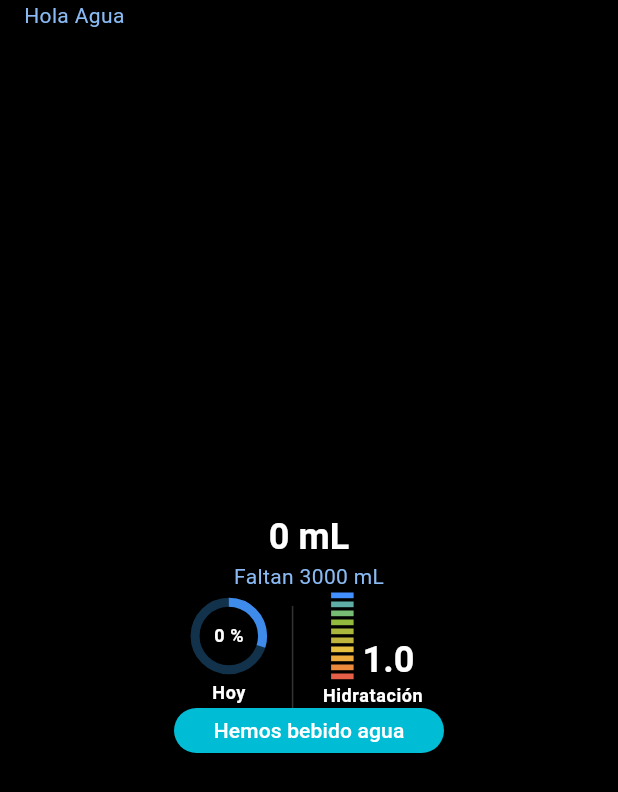
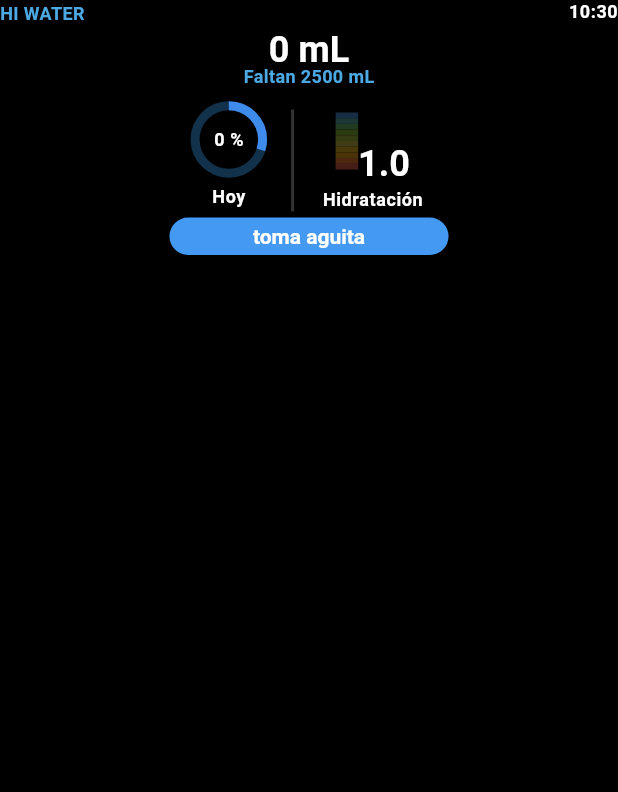
Before and after one commit to JoaMons2/flutter_water, a Flutter app: the screen it shows after launch, on a phone screen of 412 x 824 dp. Shown: the top 792 px of the screen. Run offline on Flutter 3.47's test engine with Material 2 defaults, Android fonts, the phone set to English and light mode, and no system bars.

Commit message:
Clase commit 8, nueva pestaña

```diff
--- a/lib/assets/interval_progress_bar.dart
+++ b/lib/assets/interval_progress_bar.dart
@@ -1,50 +1,84 @@
 import 'package:flutter/material.dart';
 
 class IntervalProgressBar extends StatefulWidget {
-  const IntervalProgressBar({super.key});
+  final int value;
+
+  const IntervalProgressBar({Key? key, required this.value}) : super(key: key);
 
   @override
-  State<IntervalProgressBar> createState() => _IntervalProgressBarState();
+  State<IntervalProgressBar> createState() =>
+  _IntervalProgressBarState();
 }
 
-class _IntervalProgressBarState extends State<IntervalProgressBar> {
+class _IntervalProgressBarState extends
+State<IntervalProgressBar> {
+
+  List <Color> darkColors = [
+    const Color.fromARGB(255, 22, 45, 67),
+    const Color.fromARGB(255, 28, 55, 53),
+    const Color.fromARGB(255, 33, 59, 34),
+    const Color.fromARGB(255, 42, 59, 17),
+    const Color.fromARGB(255, 50, 59, 18),
+    const Color.fromARGB(255, 63, 60, 21),
+    const Color.fromARGB(255, 71, 57, 9),
+    const Color.fromARGB(255, 75, 51, 9),
+    const Color.fromARGB(255, 77, 40, 15),
+    const Color.fromARGB(255, 71, 29, 23)
+  ];
+
+  List <Color> brightColors = [
+    const Color.fromARGB(255, 66, 144, 255),
+    const Color.fromARGB(255, 94, 173, 167),
+    const Color.fromARGB(255, 118, 188, 116),
+    const Color.fromARGB(255, 145, 186, 62),
+    const Color.fromARGB(255, 169, 183, 60),
+    const Color.fromARGB(255, 192, 181, 60),
+    const Color.fromARGB(255, 230, 190, 64),
+    const Color.fromARGB(255, 237, 169, 59),
+    const Color.fromARGB(255, 235, 138, 60),
+    const Color.fromARGB(255, 229, 95, 72)
+
+  ];
+
   @override
   Widget build(BuildContext context) {
     return Row(
       children: [
         _bar(),
-        const SizedBox(
-          width: 6,
-        ),
         _label(),
-        _separator(),
       ],
     );
   }
 
-Widget _bar(){
+  Widget _bar() {
+    List<Color> actualColors;
+    if (widget.value == 0) {
+      actualColors = darkColors;
+    } else {
+      actualColors = brightColors;
+    }
     return Column(
       children: [
-      _interval(customColor: const Color.fromARGB(255, 66, 144, 255)),
-        _separator(),
-      _interval(customColor: const Color.fromARGB(255, 94, 173, 167)),
-        _separator(),
-      _interval(customColor: const Color.fromARGB(255, 118, 188, 116)),
-        _separator(),
-      _interval(customColor: const Color.fromARGB(255, 145, 186, 62)),
-        _separator(),
-      _interval(customColor: const Color.fromARGB(255, 169, 183, 60)),
-        _separator(),
-      _interval(customColor: const Color.fromARGB(255, 192, 181, 60)),
-        _separator(),
-      _interval(customColor: const Color.fromARGB(255, 230, 190, 64)),
-        _separator(),
-      _interval(customColor: const Color.fromARGB(255, 237, 169, 59)),
-        _separator(),
-      _interval(customColor: const Color.fromARGB(255, 235, 138, 60)),
-        _separator(),
-      _interval(customColor: const Color.fromARGB(255, 229, 95, 72)),
-        _separator(),
+        _interval(customColor:actualColors[0]),
+
+        _interval(customColor:actualColors[1]),
+
+        _interval(customColor:actualColors[2] ),
+
+        _interval(customColor:actualColors[3]),
+
+        _interval(customColor:actualColors[4] ),
+
+        _interval(customColor:actualColors[5] ),
+
+        _interval(customColor: actualColors[6]),
+
+        _interval(customColor: actualColors[7]),
+
+        _interval(customColor: actualColors[8]),
+
+        _interval(customColor:actualColors[9] ),
+
       ],
     );
   }
@@ -56,20 +90,14 @@ Widget _interval({required Color customColor}){
       child: DecoratedBox(
         decoration: BoxDecoration(
           color: customColor,
-      ),
+        )
       ),
     );
   }
 
-Widget _separator(){
-  return const SizedBox(
-    height: 2.2,
-  );
-}
-
-  Widget _label(){
+  Widget _label() {
     return Column(
-      children: [
+      children:[
         const SizedBox(
           height: 30.0,
         ),
@@ -80,4 +108,5 @@ Widget _separator(){
       ],
     );
   }
+
 }
--- a/lib/main.dart
+++ b/lib/main.dart
@@ -21,15 +21,15 @@ class MyApp extends StatelessWidget {
         appBarTheme: const AppBarTheme(
           color: Colors.black,
         ),
-        // extensions: <ThemeExtension<dynamic>>[
-        //   // CustomTheme(),
-        // ],
         textTheme:
         const TextTheme(
-          headlineSmall: TextStyle(color: Colors.white,
-          fontWeight: FontWeight.bold),
+          headlineSmall: TextStyle(
+            color: Colors.white,
+            fontWeight: FontWeight.bold),
           bodyMedium: TextStyle(
-            color: Color.fromARGB(255, 137, 186, 243),
+            color: Color.fromARGB(255, 76, 169, 228),
+            fontSize: 12,
+            fontWeight: FontWeight.bold,
           ),
           bodySmall: TextStyle(
             color: Colors.white,
@@ -39,8 +39,11 @@ class MyApp extends StatelessWidget {
         ),
         elevatedButtonTheme: ElevatedButtonThemeData(
           style: ElevatedButton.styleFrom(
-            backgroundColor: Colors.cyan,
+            backgroundColor: const Color.fromARGB(255, 68, 154, 243),
             foregroundColor: Colors.white,
+            textStyle: const TextStyle(
+              fontWeight: FontWeight.bold,
+            ),
           ),
         ),
         useMaterial3: true,
--- /dev/null
+++ b/lib/screens/drinks_screen.dart
@@ -0,0 +1,67 @@
+import 'package:flutter/material.dart';
+import 'package:intl/intl.dart';
+
+class DrinksScreen extends StatelessWidget {
+  const DrinksScreen({Key? key}) : super(key : key);
+
+  @override
+  Widget build(BuildContext context){
+    return Scaffold(
+      appBar: AppBar(
+        toolbarHeight: 16.0,
+        leadingWidth: 100,
+        leading: Text(
+          'Cancelar',style: Theme.of(context).textTheme.bodySmall,
+        ),
+        actions: [
+          _hour(context),
+        ],
+      ),
+      body: GridView.count(
+        crossAxisCount: 2,
+        children:
+        [
+          _oneCard(context),
+          _oneCard(context),
+          _oneCard(context),
+          _oneCard(context),
+        ],
+          // List.generate(6, (index) {
+          //   return Center(
+          //     child: Text(
+          //       'Item $index',
+          //       style: Theme.of(context).textTheme.headlineSmall,
+          //     ),
+          //   );
+          // }),
+        ),
+    );
+  }
+
+  Widget _oneCard(BuildContext context){
+    return GestureDetector(
+      onTap: () {
+        Navigator.pop(context);
+      },
+      child: const SizedBox(
+        height: 100.0,
+        child: Card(
+          elevation: 10.0,
+          color: Colors.cyanAccent,
+          child: Text(
+            'Esta es una tarjeta clicklabe, toca aquí'
+          ),
+        ),
+      ),
+    );
+  }
+
+  Widget _hour(BuildContext context){
+  String formattedTime = DateFormat.Hm().format(DateTime.now());
+  return Text(
+    formattedTime,
+    style: Theme.of(context).textTheme.bodySmall,
+  );
+}
+
+}
--- a/lib/screens/start_screen.dart
+++ b/lib/screens/start_screen.dart
@@ -1,55 +1,81 @@
 import 'package:flutter/material.dart';
+import 'package:intl/intl.dart';
 import 'package:water_counter_app/assets/interval_progress_bar.dart';
+import 'package:water_counter_app/screens/drinks_screen.dart';
 
 class StartScreen extends StatefulWidget {
-  const StartScreen({super.key});
+ const StartScreen({Key? key}) : super(key: key);
 
   @override
   State<StartScreen> createState() => _StartScreenState();
 }
 
-class _StartScreenState extends State<StartScreen> {
+class  _StartScreenState extends State <StartScreen> {
+
 
   @override
   Widget build(BuildContext context) {
 
     return Scaffold(
       appBar: AppBar(
-        toolbarHeight: 20.0,
-        centerTitle: false,
-        leadingWidth: 0,
-        title: Text(
-          'Hola Agua',
+        toolbarHeight: 16.0,
+        leadingWidth: 100,
+        leading: Text(
+          'HI WATER',
           style: Theme.of(context).textTheme.bodyMedium,
         ),
-        //actions: [],
+        actions: [
+          _hour(),
+        ],
         ),
-      body: Column(
+      body: SizedBox(
+        height: 155.0,
+      child: Column(
       mainAxisAlignment: MainAxisAlignment.center,
       children: [
         _totalMl(),
+        _verticalGap(),
         _indicators(),
+        _verticalGap(),
         _buttonReg(),
+
       ],
       ),
+    ),
+    backgroundColor: Colors.black,
+    );
+  }
+  Widget _hour(){
+  String formattedTime = DateFormat.Hm().format(DateTime.now());
+  return Text(
+    formattedTime,
+    style: Theme.of(context).textTheme.bodySmall,
+  );
+  }
+  Widget _verticalGap(){
+    return const SizedBox(
+      height: 4.0,
     );
   }
   Widget _totalMl(){
+
       return Column(
         children: [
-          Text(
+          SizedBox(
+            height: 25.0,
+            child: Text(
               '0 mL',
               style: Theme.of(context).textTheme.headlineSmall,
             ),
+          ),
           Text(
-            'Faltan 3000 mL',
-            style: Theme.of(context).textTheme.bodyMedium,
-          ),
+            'Faltan 2500 mL',
+            style: Theme.of(context). textTheme.bodyMedium,
+          )
         ],
       );
   }
-
-Widget _indicators(){
+  Widget _indicators () {
     return IntrinsicHeight(
       child:
           Row(
@@ -59,7 +85,7 @@ Widget _indicators(){
             const SizedBox(
               width: 10,
             ),
-              _smallDivider(),
+            _smallDividier(),
             const SizedBox(
               width: 10,
             ),
@@ -68,13 +94,12 @@ Widget _indicators(){
         ),
     );
   }
-
 Widget _percentage(){
             return Column(
-    children: [
+              children:[
                 SizedBox(
                   height: 60,
-        child:  Stack(
+                  child: Stack(
                     alignment: Alignment.center,
                 children: [
                  const SizedBox(
@@ -90,7 +115,6 @@ Widget _percentage(){
                 Text(
               '0 %',
               style: Theme.of(context).textTheme.bodySmall,
-                textAlign: TextAlign.center,
             ),
           ],
         ),
@@ -98,25 +122,28 @@ Widget _percentage(){
             Text(
               'Hoy',
               style: Theme.of(context).textTheme.bodySmall,
+              textAlign: TextAlign.center,
             )
           ],
         );
+
 }
 
-Widget _smallDivider(){
+Widget _smallDividier(){
   return const VerticalDivider(
     color: Color.fromARGB(255, 51, 51, 51),
-    thickness: 1,
+    thickness: 2,
     width: 20,
     indent: 10,
     endIndent: 0,
   );
+
 }
 
 Widget _hydration(){
   return Column(
     children: [
-      const IntervalProgressBar(),
+      const IntervalProgressBar(value: 0),
       //_intervalBar(),
       Text(
         'Hidratación',
@@ -126,26 +153,32 @@ Widget _hydration(){
   );
 }
 
-// Widget _intervalBar() {
-//   return Text(
-//                 '1.0',
-//                 style: Theme.of(context).textTheme.headlineSmall,
-//               );
-// }
+ //Widget _intervalBar(){
+  //return Text(
+    //          '1.0',
+    //          style: Theme.of(context).textTheme.headlineSmall,
+    //        );
+
 
 Widget _buttonReg(){
-  return Center(
+      return  Center(
           child: ConstrainedBox(
             constraints: const BoxConstraints.tightFor(
-                width: 180,
-                height: 30,
+              width: 186.0,
+              height: 25.0,
             ),
             child: ElevatedButton(
-                onPressed: () { },
-                child: const Text('Hemos bebido agua'),
+              onPressed: () {
+                Navigator.push(context,
+                  MaterialPageRoute(builder:(context) => const DrinksScreen()),
+                );
+              },
+              child: const Text('toma aguita',
               ),
             ),
+            )
           );
+
 }
 
 }
--- a/pubspec.yaml
+++ b/pubspec.yaml
@@ -35,6 +35,8 @@ dependencies:
   # The following adds the Cupertino Icons font to your application.
   # Use with the CupertinoIcons class for iOS style icons.
   cupertino_icons: ^1.0.2
+  flutter_intl: ^0.0.1
+  intl: ^0.18.1
 
 dev_dependencies:
   flutter_test:
```
Also changed, not shown: pubspec.lock. Lines whose indentation alone changed are shown as unchanged.
